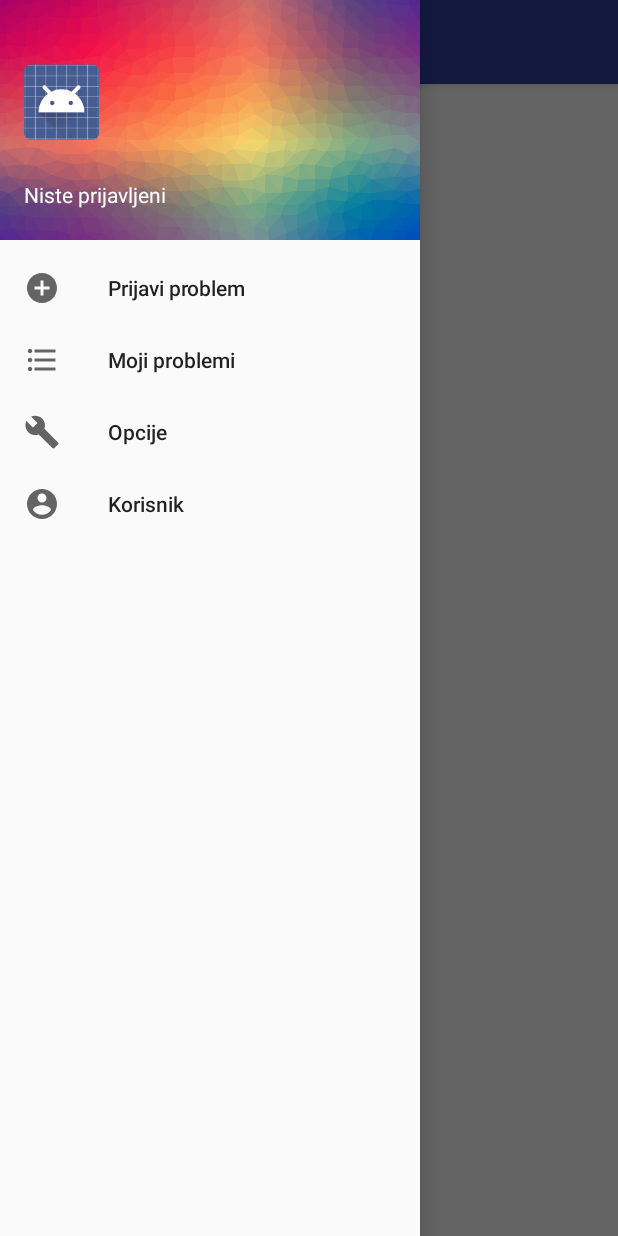
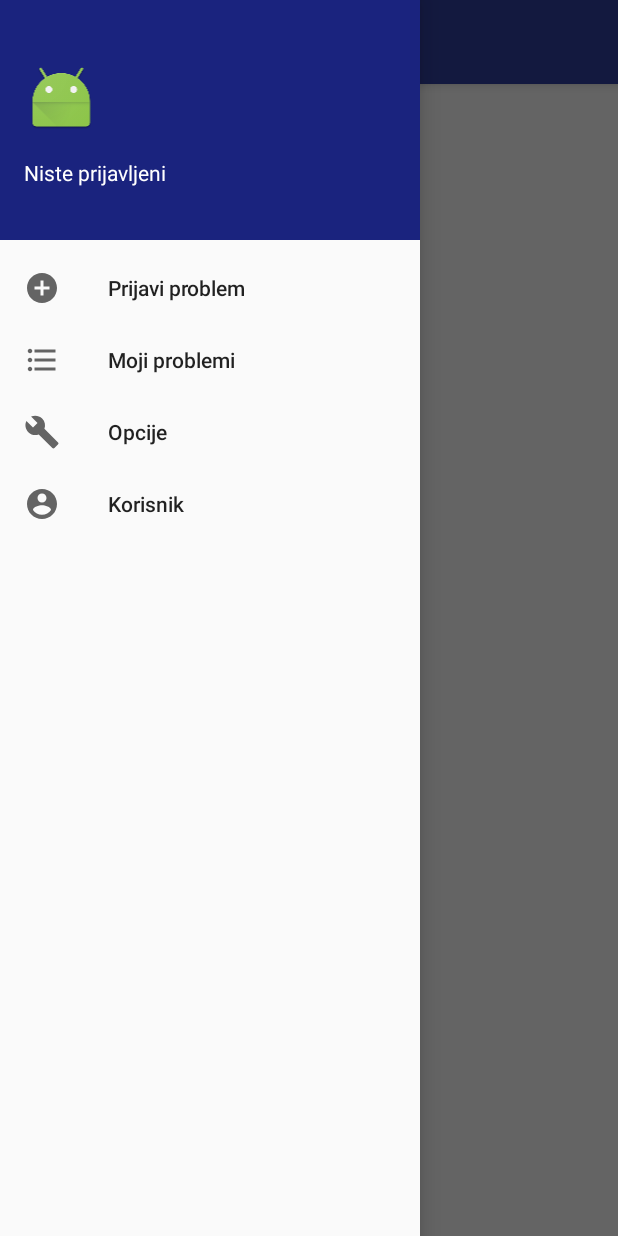
Before and after one commit to davidmilinkovic/gdejeproblem, an Android app: the screen it shows after launch (GlavniActivity), with the side drawer open, on a phone screen of 412 x 824 dp. Run offline under Robolectric (Android 15) with nearby library versions, the phone set to English and light mode, and no system bars; our stand-ins replace Firebase (no records; nobody signed in at launch, a user with empty details on screens opened directly), Picasso; pictures from the network do not load.

Commit message:
Vracene slike, sklonjen header, drawer ne laguje

```diff
--- a/app/src/main/java/net/geasoft/ksp/ksp/GlavniActivity.java
+++ b/app/src/main/java/net/geasoft/ksp/ksp/GlavniActivity.java
@@ -109,13 +109,13 @@ public class GlavniActivity extends AppCompatActivity implements NavigationView.
         {
             txtNavNaslov.setText(currentUser.getDisplayName());
             txtNavPodNaslov.setText(currentUser.getEmail());
-            //Picasso.with(this).load(currentUser.getPhotoUrl()).into(headerSlika);
+            Picasso.with(this).load(currentUser.getPhotoUrl()).into(headerSlika);
         }
         else
         {
             txtNavNaslov.setText(R.string.niste_prijavljeni);
             txtNavPodNaslov.setText("");
-            //headerSlika.setImageResource(R.mipmap.ic_launcher);
+            headerSlika.setImageResource(R.mipmap.ic_launcher);
         }
     }
 
--- a/app/src/main/res/layout/nav_header_glavni.xml
+++ b/app/src/main/res/layout/nav_header_glavni.xml
@@ -1,19 +1,18 @@
 <?xml version="1.0" encoding="utf-8"?>
 <LinearLayout xmlns:android="http://schemas.android.com/apk/res/android"
     xmlns:app="http://schemas.android.com/apk/res-auto"
+    xmlns:tools="http://schemas.android.com/tools"
     android:layout_width="match_parent"
     android:layout_height="@dimen/nav_header_height"
-    android:background="@drawable/header"
+    android:background="?attr/colorPrimaryDark"
     android:gravity="bottom"
-    xmlns:tools="http://schemas.android.com/tools"
     android:orientation="vertical"
     android:paddingBottom="@dimen/activity_vertical_margin"
     android:paddingLeft="@dimen/activity_horizontal_margin"
     android:paddingRight="@dimen/activity_horizontal_margin"
     android:paddingTop="@dimen/activity_vertical_margin"
-    tools:context="net.geasoft.ksp.ksp.GlavniActivity"
-    android:theme="@style/ThemeOverlay.AppCompat.Dark">
-
+    android:theme="@style/ThemeOverlay.AppCompat.Dark"
+    tools:context="net.geasoft.ksp.ksp.GlavniActivity">
 
 
     <ImageView
```
